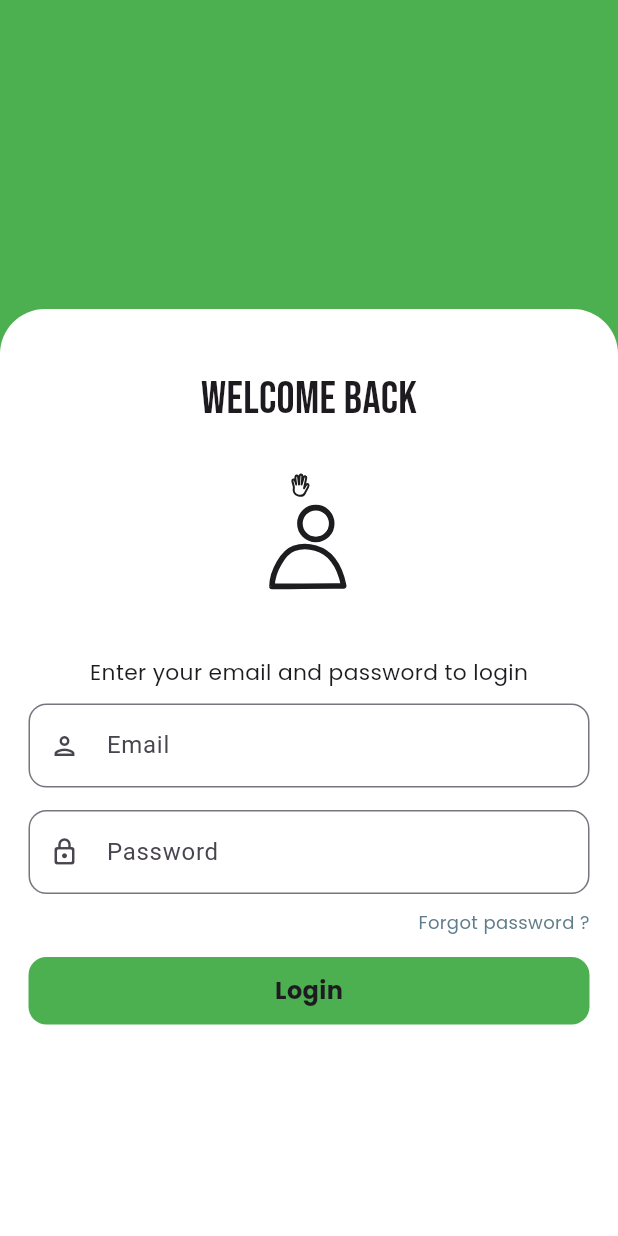
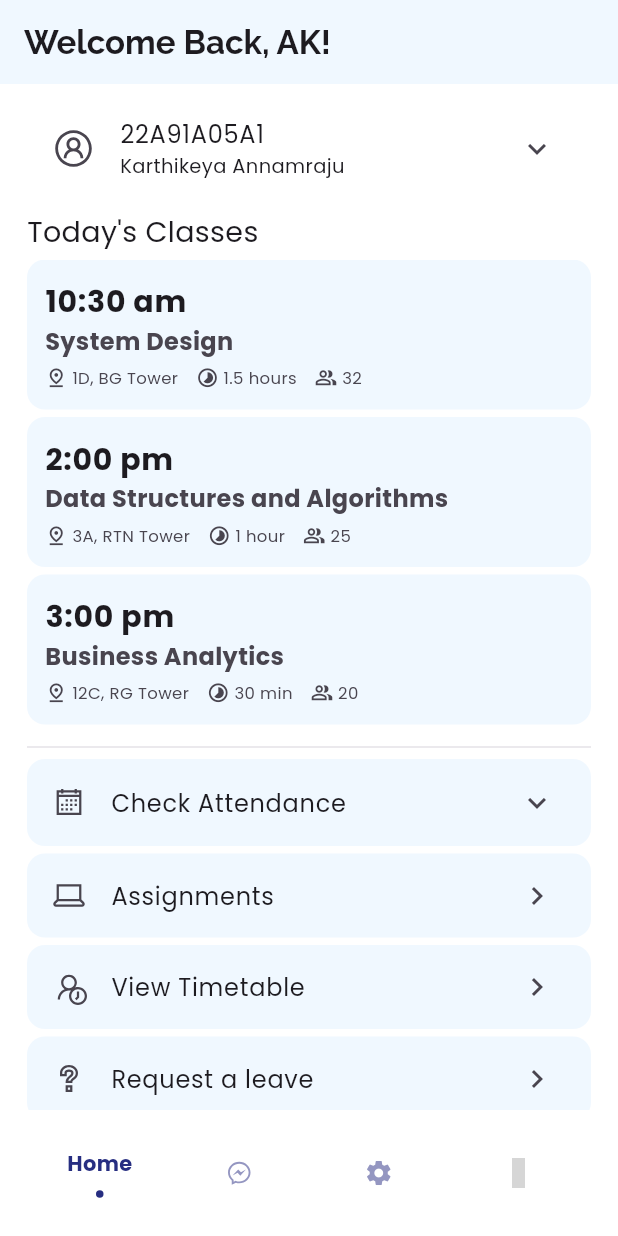
Before and after one commit to karthikeya-annamraju/minimalist_attendance_tracker, a Flutter app: the screen it shows after launch, on a phone screen of 412 x 824 dp. Run offline on Flutter 3.47's test engine with Material 3 defaults, Android fonts, the phone set to English and light mode, and no system bars; drawn by our look-alikes of flashy_tab_bar2; our stand-ins replace firebase_core, google_fonts, line_icons, lottie, table_calendar; accounts and stored records are empty; grey boxes are pictures that could not be loaded.

Commit message:
features addedd

```diff
--- a/lib/main.dart
+++ b/lib/main.dart
@@ -1,4 +1,5 @@
 import 'package:flutter/material.dart';
+import 'package:google_fonts/google_fonts.dart';
 import 'package:minimalist_attendance_tracker/screens/attendance_report.dart';
 import 'package:minimalist_attendance_tracker/screens/home_page.dart';
 
@@ -17,8 +18,11 @@ class MyApp extends StatelessWidget {
     return MaterialApp(
       debugShowCheckedModeBanner: false,
       title: 'Attendance Track',
-      theme: ThemeData.light().copyWith(),
-      home: const LoginPage(),
+      theme: ThemeData.light(
+      ).copyWith(
+        textTheme: GoogleFonts.poppinsTextTheme()
+      ),
+      home: const HomePage(),
     );
   }
 }
--- /dev/null
+++ b/lib/screens/app_home_screen.dart
@@ -0,0 +1,204 @@
+import 'package:flutter/cupertino.dart';
+import 'package:flutter/material.dart';
+import 'package:google_fonts/google_fonts.dart';
+import 'package:line_icons/line_icons.dart';
+import 'package:minimalist_attendance_tracker/screens/time_table.dart';
+import 'package:minimalist_attendance_tracker/utils/subject_tile.dart';
+
+import '../utils/class_tile.dart';
+
+class AppHomeScreen extends StatelessWidget {
+  const AppHomeScreen({super.key});
+
+  @override
+  Widget build(BuildContext context) {
+    return Padding(
+      padding: const EdgeInsets.symmetric(horizontal: 18).copyWith(top: 6),
+      child: Column(
+        crossAxisAlignment: CrossAxisAlignment.start,
+        children: [
+
+          Container(
+            decoration: BoxDecoration(
+              borderRadius: BorderRadius.circular(12),
+              // color: Color(0xffF0F8FF),
+            ),
+            child: Theme(
+              data: ThemeData()
+                  .copyWith(dividerColor: Colors.transparent,
+                splashColor: Colors.transparent,
+                hoverColor: Colors.transparent,
+                highlightColor: Colors.transparent,
+              ),
+              child: ExpansionTile(
+                iconColor: Colors.black,
+                leading: Icon(LineIcons.userCircle, size: 30,),
+                title: Text('22A91A05A1', style: GoogleFonts.poppins(),),
+                subtitle: Text('Karthikeya Annamraju', style: GoogleFonts.poppins(fontSize: 13)),
+                children: [
+                  Divider(thickness: 1, color: Colors.black,indent:50, endIndent: 40,),
+                  ListTile(
+                    leading: Icon(LineIcons.phoneVolume),
+                    title: Text('Ph no : 7093525079', style: GoogleFonts.poppins(fontSize: 14),),),
+                  // Divider(thickness: 1, color: Colors.black,indent:50, endIndent: 40,),
+                  ListTile(
+                    leading: Icon(LineIcons.book),
+                    title: Text('CGPA : 8.23', style: GoogleFonts.poppins(fontSize: 14)),),
+                  // Divider(thickness: 1, color: Colors.black,indent:50, endIndent: 40,),
+                  ListTile(
+                    leading: Icon(LineIcons.school),
+                    title: Text('Course/Semester : CSE VI Sem', style: GoogleFonts.poppins(fontSize: 14)),),
+                  Divider(thickness: 1, color: Colors.black, indent:55, endIndent: 30,),
+                ],
+              ),
+            ),
+          ),
+
+          Padding(
+            padding: const EdgeInsets.symmetric(vertical: 5),
+            child: Text(
+              'Today\'s Classes',
+              style: GoogleFonts.poppins(fontSize: 19),
+            ),
+          ),
+          Expanded(
+            child: ListView(
+              children: [
+                ClassTile(
+                  classTime: '10:30 am',
+                  courseName: 'System Design',
+                  location: '1D, BG Tower',
+                  duration: '1.5 hours',
+                  studentCount: '32',
+                ),
+                SizedBox(
+                  height: 5,
+                ),
+                ClassTile(
+                  classTime: '2:00 pm',
+                  courseName: 'Data Structures and Algorithms',
+                  location: '3A, RTN Tower',
+                  duration: '1 hour',
+                  studentCount: '25',
+                ),
+                SizedBox(
+                  height: 5,
+                ),
+                ClassTile(
+                  classTime: '3:00 pm',
+                  courseName: 'Business Analytics',
+                  location: '12C, RG Tower',
+                  duration: '30 min',
+                  studentCount: '20',
+                ),
+                Padding(
+                  padding: const EdgeInsets.only(top: 7),
+                  child: Column(
+                    children: [
+                      Divider(thickness: 0.5,),
+                      Container(
+                        decoration: BoxDecoration(
+                          borderRadius: BorderRadius.circular(12),
+                          color: Color(0xffF0F8FF),
+                        ),
+                        child: Theme(
+                          data: ThemeData()
+                              .copyWith(dividerColor: Colors.transparent,
+                            splashColor: Colors.transparent,
+                            hoverColor: Colors.transparent,
+                            highlightColor: Colors.transparent,
+                          ),
+                          child: ExpansionTile(
+                            title: Text(
+                              'Check Attendance',
+                              style: GoogleFonts.poppins(),
+                            ),
+                            leading: const Icon(LineIcons.calendar),
+                            // trailing: const Icon(Icons.chevron_right),
+                            children: const [
+                              SubjectTile(courseName: 'System Design'),
+                              SubjectTile(
+                                  courseName: 'Data Structures and Algorithms'),
+                              SubjectTile(courseName: 'Business Analytics'),
+                            ],
+                          ),
+                        ),
+                      ),
+                      const SizedBox(
+                        height: 5,
+                      ),
+                      Container(
+                        decoration: BoxDecoration(
+                          borderRadius: BorderRadius.circular(12),
+                          color: const Color(0xffF0F8FF),
+                        ),
+                        child: ListTile(
+                          leading: const Icon(LineIcons.laptop),
+                          title: Text(
+                            'Assignments',
+                            style: GoogleFonts.poppins(),
+                          ),
+                          trailing: const Icon(Icons.chevron_right),
+                        ),
+                      ),
+                      const SizedBox(
+                        height: 5,
+                      ),
+                      Container(
+                        decoration: BoxDecoration(
+                          borderRadius: BorderRadius.circular(12),
+                          color: const Color(0xffF0F8FF),
+                        ),
+                        child: GestureDetector(
+                          onTap: (){
+                            Navigator.push(
+                              context,
+                              CupertinoPageRoute(builder: (context) => TimeTable()),
+                            );
+                          },
+                          child: ListTile(
+                            leading: const Icon(LineIcons.userClock),
+                            title: Text(
+                              'View Timetable',
+                              style: GoogleFonts.poppins(),
+                            ),
+                            trailing: const Icon(Icons.chevron_right),
+                          ),
+                        ),
+                      ),
+                      const SizedBox(
+                        height: 5,
+                      ),
+                      Container(
+                        decoration: BoxDecoration(
+                          borderRadius: BorderRadius.circular(12),
+                          color: const Color(0xffF0F8FF),
+                        ),
+                        child: GestureDetector(
+                          onTap: (){
+                            Navigator.push(
+                              context,
+                              CupertinoPageRoute(builder: (context) => TimeTable()),
+                            );
+                          },
+                          child: ListTile(
+                            leading: const Icon(LineIcons.question),
+                            title: Text(
+                              'Request a leave',
+                              style: GoogleFonts.poppins(),
+                            ),
+                            trailing: const Icon(Icons.chevron_right),
+                          ),
+                        ),
+                      ),
+                    ],
+                  ),
+                )
+              ],
+            ),
+          ),
+        ],
+      ),
+    );
+  }
+}
--- a/lib/screens/home_page.dart
+++ b/lib/screens/home_page.dart
@@ -1,14 +1,69 @@
+import 'package:flashy_tab_bar2/flashy_tab_bar2.dart';
 import 'package:flutter/material.dart';
 import 'package:google_fonts/google_fonts.dart';
+import 'package:line_icons/line_icons.dart';
+import 'package:minimalist_attendance_tracker/screens/settings_screen.dart';
 
-class HomePage extends StatelessWidget {
+import 'app_home_screen.dart';
+import 'notifications_screen.dart';
+
+class HomePage extends StatefulWidget {
   const HomePage({super.key});
+
+  @override
+  State<HomePage> createState() => _HomePageState();
+}
+
+class _HomePageState extends State<HomePage> {
+
+  int _selectedIndex = 0;
+  List<Widget> tabItems = [
+    const AppHomeScreen(),
+    const NotificationsScreen(),
+    const SettingsScreen(),
+    Center(child: Text("3")),
+
+  ];
 
   @override
   Widget build(BuildContext context) {
     return Scaffold(
-      appBar: AppBar(
-        title: Text("Welcome Back", style: GoogleFonts.raleway(),)
+      backgroundColor: Colors.white,
+      appBar: PreferredSize(
+        preferredSize: const Size.fromHeight(kToolbarHeight),
+        child: AppBar(
+          surfaceTintColor: Colors.transparent,
+          elevation: 0,
+          backgroundColor: const Color(0xffF0F8FF),
+          // backgroundColor: Colors.white,
+          title: Text("Welcome Back, AK!", style: GoogleFonts.raleway(fontWeight: FontWeight.bold),)
+        ),
+      ),
+      body: tabItems.elementAt(_selectedIndex),
+      bottomNavigationBar: FlashyTabBar(
+        selectedIndex: _selectedIndex,
+        showElevation: false,
+        onItemSelected: (index) => setState(() {
+          _selectedIndex = index;
+        }),
+        items: [
+          FlashyTabBarItem(
+            icon: const Icon(LineIcons.home),
+            title: const Text('Home'),
+          ),
+          FlashyTabBarItem(
+            icon: const Icon(LineIcons.facebookMessenger),
+            title: const Text('Notices'),
+          ),
+          FlashyTabBarItem(
+            icon: const Icon(Icons.settings),
+            title: const Text('Settings'),
+          ),
+          FlashyTabBarItem(
+            icon: const Icon(LineIcons.identificationCard),
+            title: const Text('Profile'),
+          ),
+        ],
       ),
     );
   }
--- /dev/null
+++ b/lib/screens/time_table.dart
@@ -0,0 +1,180 @@
+import 'package:flutter/material.dart';
+import 'package:line_icons/line_icon.dart';
+import 'package:line_icons/line_icons.dart';
+import 'package:table_calendar/table_calendar.dart';
+
+class TimeTable extends StatelessWidget {
+  TimeTable({super.key});
+
+  final timeTable = [
+    {
+      'day': 'Monday',
+      'c1': 'System Design',
+      't1': '10:30 am',
+      'c2': 'Data Structures and Algorithms',
+      't2': '2:00 pm',
+      'c3': 'Business Analytics',
+      't3': '3:00 pm',
+    },
+    {
+      'day': 'Tuesday',
+      'c1': 'Data Structures and Algorithms',
+      't1': '10:30 am',
+      'c2': 'System Design',
+      't2': '2:00 pm',
+      'c3': 'Business Analytics',
+      't3': '3:00 pm',
+    },
+    {
+      'day': 'Wednesday',
+      'c1': 'Business Analytics',
+      't1': '10:30 am',
+      'c2': 'Data Structures and Algorithms',
+      't2': '2:00 pm',
+      'c3': 'System Design',
+      't3': '3:00 pm',
+    },
+    {
+      'day': 'Thursday',
+      'c1': 'Data Structures and Algorithms',
+      't1': '10:30 am',
+      'c2': 'Business Analytics',
+      't2': '2:00 pm',
+      'c3': 'System Design',
+      't3': '3:00 pm',
+    },
+    {
+      'day': 'Friday',
+      'c1': 'Data Structures and Algorithms',
+      't1': '10:30 am',
+      'c2': 'System Design',
+      't2': '2:00 pm',
+      'c3': 'Business Analytics',
+      't3': '3:00 pm',
+    },
+  ];
+
+  DateTime today = DateTime.now();
+
+  @override
+  Widget build(BuildContext context) {
+    return Scaffold(
+      backgroundColor: Colors.white,
+      appBar: AppBar(
+        backgroundColor: Colors.white,
+        surfaceTintColor: Colors.transparent,
+      ),
+      body: Padding(
+        padding: const EdgeInsets.symmetric(horizontal: 12, vertical: 0),
+        child: Column(
+          children: [
+            const Divider(thickness: 0.5,),
+            const Text('Registered Courses'),
+            const Divider(thickness: 0.5,),
+            SizedBox(height: 5,),
+
+            Padding(
+              padding: const EdgeInsets.only(bottom: 3),
+              child: ListTile(
+                title: Text('System Desgin'),
+                subtitle: Row(
+                  children: [
+                    Text('Credits: 3   '),
+                    Text('Course Code: 123'),
+                  ],
+                ),
+              ),
+            ),
+            Padding(
+              padding: const EdgeInsets.only(bottom: 3),
+              child: ListTile(
+                title: Text('DSA'),
+                subtitle: Row(
+                  children: [
+                    Text('Credits: 3   '),
+                    Text('Course Code: 123'),
+                  ],
+                ),
+              ),
+            ),
+            Padding(
+              padding: const EdgeInsets.only(bottom: 3),
+              child: ListTile(
+                title: Text('Business Analytics'),
+                subtitle: Row(
+                  children: [
+                    Text('Credits: 3   '),
+                    Text('Course Code: 123'),
+                  ],
+                ),
+              ),
+            ),
+
+            Expanded(
+              child: ListView.builder(
+                  itemCount: timeTable.length,
+                  itemBuilder: (context, index) {
+                    return Column(
+                      children: [
+
+                        const Divider(thickness: 0.5,),
+                        Theme(
+                          data: ThemeData().copyWith(dividerColor: Colors.transparent,
+                          splashColor: Colors.transparent,
+                          hoverColor: Colors.transparent,
+                          highlightColor: Colors.transparent,
+                        ),
+                          child: Container(
+                            decoration: BoxDecoration(
+                              borderRadius: BorderRadius.circular(12),
+                              // border: Border.all(width: 0.3),
+                              color: const Color(0xffF0F8FF),
+                            ),
+                            child: ExpansionTile(
+                              initiallyExpanded: false,
+                              title: Text(timeTable[index]['day'].toString().toUpperCase()),
+                              children: [
+                                ListTile(
+                                  leading : Icon(LineIcons.diceOne),
+                                  title: Text(timeTable[index]['c1'].toString()),
+                                  trailing: Text(timeTable[index]['t1'].toString()),
+                                ),
+                                ListTile(
+                                  leading : Icon(LineIcons.diceTwo),
+                                  title: Text(timeTable[index]['c2'].toString()),
+                                  trailing: Text(timeTable[index]['t2'].toString()),
+                                ),
+                                ListTile(
+                                  leading : Icon(LineIcons.diceThree),
+                                  title: Text(timeTable[index]['c3'].toString()),
+                                  trailing: Text(timeTable[index]['t3'].toString()),
+                                ),
+                              ],
+                            ),
+                          ),
+                        ),
+                        SizedBox(height: 3,),
+                      ],
+                    );
+                  }),
+            ),
+
+            /* Calendar Starts */
+            // Container(
+            //     padding: const EdgeInsets.only(bottom: 10),
+            //     child: TableCalendar(
+            //       locale: 'en_US',
+            //       rowHeight: 44,
+            //       headerStyle: const HeaderStyle(formatButtonVisible: false, titleCentered: true,),
+            //       availableGestures: AvailableGestures.all,
+            //       focusedDay: today,
+            //       firstDay: DateTime.utc(2010, 10, 16),
+            //       lastDay: DateTime.utc(2030, 3, 14),)
+            // ),
+            /* Calendar Ends */
+          ],
+        ),
+      ),
+    );
+  }
+}
--- /dev/null
+++ b/lib/utils/class_tile.dart
@@ -0,0 +1,85 @@
+import 'package:flutter/material.dart';
+import 'package:google_fonts/google_fonts.dart';
+
+class ClassTile extends StatelessWidget {
+  final String classTime;
+  final String courseName;
+  final String location;
+  final String duration;
+  final String studentCount;
+  const ClassTile({super.key, required this.classTime, required this.courseName, required this.location, required this.duration, required this.studentCount});
+
+  @override
+  Widget build(BuildContext context) {
+    return Container(
+      decoration: BoxDecoration(
+          borderRadius: BorderRadius.circular(12),
+          // color: Colors.yellow.shade100),
+          color: const Color(0xffF0F8FF)),
+      child: ListTile(
+        contentPadding: EdgeInsets.symmetric(vertical: 5, horizontal: 12),
+        // trailing: TextButton(onPressed: () {}, child: Text('Request Leave', style: TextStyle(fontSize: 14),), ),
+        title: Text(
+          classTime,
+          style: GoogleFonts.poppins(
+            fontWeight: FontWeight.bold,
+            fontSize: 20,
+          ),
+        ),
+        subtitle: Column(
+          crossAxisAlignment: CrossAxisAlignment.start,
+          children: [
+            Text(courseName,
+                style: GoogleFonts.poppins(
+                  fontWeight: FontWeight.bold,
+                  fontSize: 16,
+                )),
+            SizedBox(
+              height: 5,
+            ),
+            Row(
+              children: [
+                Row(
+                  children: [
+                    Icon(Icons.pin_drop_outlined ,size: 15,),
+                    Text(
+                      ' ${location}',
+                      style: GoogleFonts.poppins(
+                          fontSize: 11
+                      ),
+                    ),
+                    SizedBox(
+                      width: 12,
+                    )
+                  ],
+                ),
+                Row(
+                  children: [
+                    const Icon(Icons.timelapse_outlined ,size: 15,),
+                    Text(' ${duration}', style: GoogleFonts.poppins(
+                      fontSize: 11
+                    )),
+                    SizedBox(
+                      width: 12,
+                    )
+                  ],
+                ),
+                Row(
+                  children: [
+                    Icon(Icons.people_alt_outlined, size: 15,),
+                    Text(' ${studentCount}', style: GoogleFonts.poppins(
+                        fontSize: 11
+                    )),
+                    SizedBox(
+                      width: 6,
+                    )
+                  ],
+                )
+              ],
+            ),
+          ],
+        ),
+      ),
+    );
+  }
+}
```
Also changed, not shown: lib/screens/notifications_screen.dart (added, +11 -0 lines), lib/screens/settings_screen.dart (added, +12 -0 lines), lib/utils/subject_tile.dart (added, +26 -0 lines), pubspec.yaml (+7 -0 lines), lib/firebase_options.dart (added), 4 other files.
